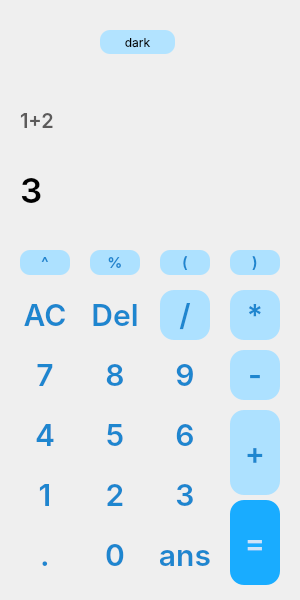
Qt form Calculator_Qt.ui (Yusfgus/Calculator_Qt) before a commit.
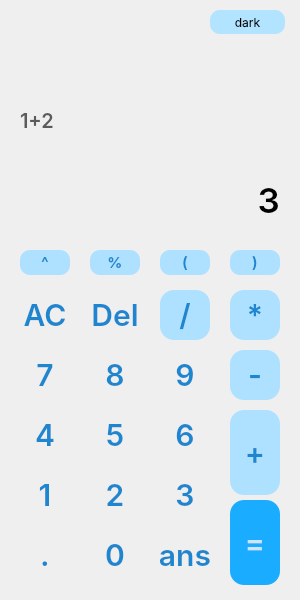
The same form after that commit.

Commit message: light and dark mode

Diff of the .ui file:
```diff
--- a/Calculator_Qt.ui
+++ b/Calculator_Qt.ui
@@ -664,11 +664,14 @@
     <property name="geometry">
      <rect>
       <x>20</x>
-      <y>160</y>
+      <y>170</y>
       <width>260</width>
       <height>60</height>
      </rect>
     </property>
+    <property name="layoutDirection">
+     <enum>Qt::LeftToRight</enum>
+    </property>
     <property name="styleSheet">
      <string notr="true">color: #000;
 font-family: Inter;
@@ -680,6 +683,9 @@
     <property name="text">
      <string>3</string>
     </property>
+    <property name="alignment">
+     <set>Qt::AlignRight|Qt::AlignTrailing|Qt::AlignVCenter</set>
+    </property>
    </widget>
    <widget class="QLabel" name="label2">
     <property name="geometry">
@@ -705,8 +711,8 @@
    <widget class="QPushButton" name="changecss">
     <property name="geometry">
      <rect>
-      <x>100</x>
-      <y>30</y>
+      <x>210</x>
+      <y>10</y>
       <width>75</width>
       <height>24</height>
      </rect>
```
Left out of the diff: 2 changed lines with no effect on the pictures. The commit also changes 2 other files.
